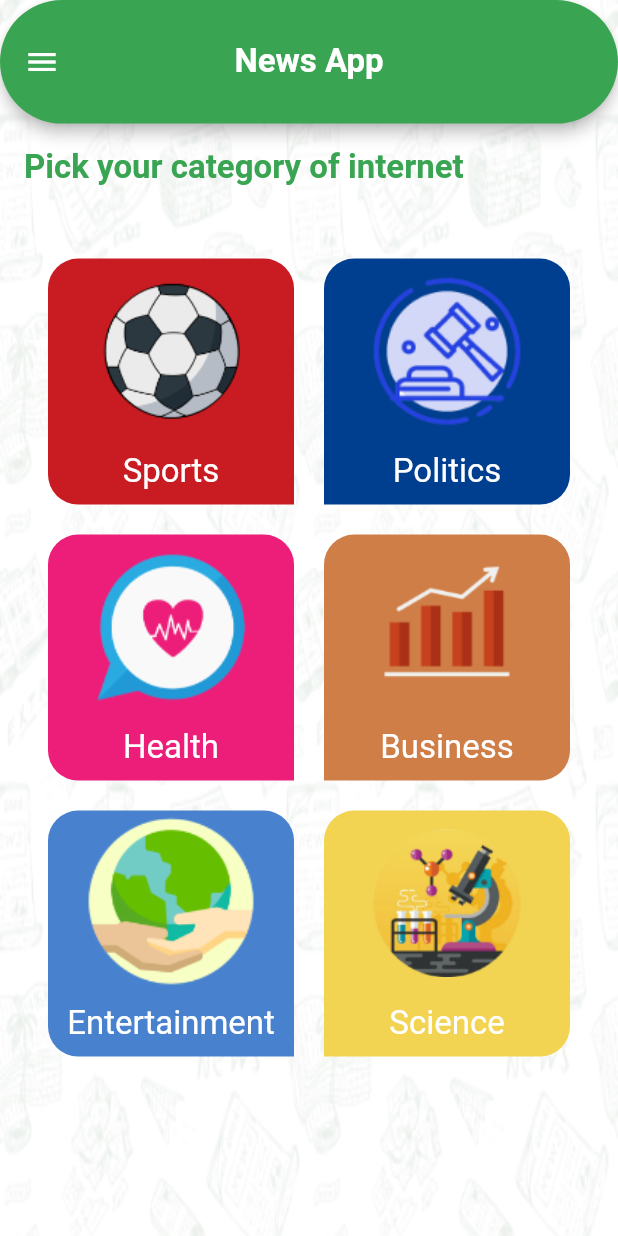
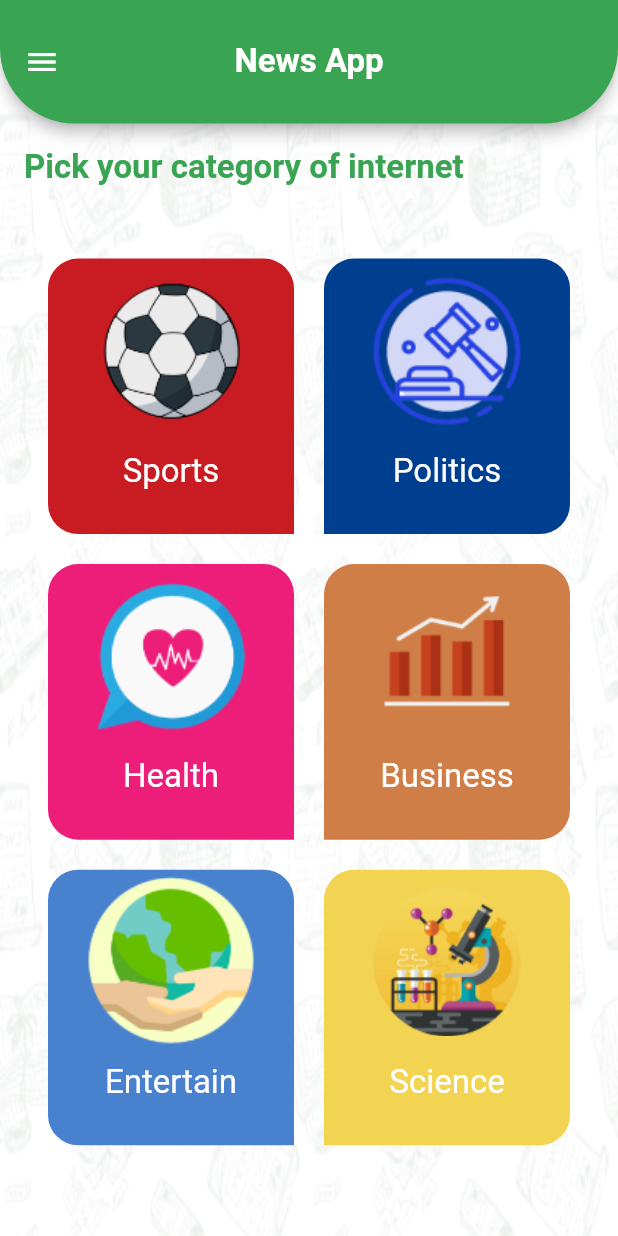
Before and after one commit to AliSamir070/World-News-App, a Flutter app: the screen it shows after launch, on a phone screen of 412 x 824 dp. Run offline on Flutter 3.47's test engine with Material 2 defaults, Android fonts, the phone set to English and light mode, and no system bars; our stand-ins replace cached_network_image, fluttertoast, timeago.

Commit message:
Design Edit Commit

```diff
--- a/lib/home_screen.dart
+++ b/lib/home_screen.dart
@@ -7,7 +7,7 @@ import 'modules/settings/settings_screen.dart';
 
 class HomeScreen extends StatelessWidget {
   static String route = "home_screen";
-  List<String> categoriesTitles = ["Sports" , "Politics" , "Health" , "Business" , "Entertainment" , "Science"];
+  List<String> categoriesTitles = ["Sports" , "Politics" , "Health" , "Business" , "Entertain" , "Science"];
   List<bool> categoriesDirections = [false , true, false , true, false , true];
   List<String> categoriesIcons = [
     "assets/images/sports.png","assets/images/Politics.png",
@@ -113,8 +113,8 @@ class HomeScreen extends StatelessWidget {
                   padding: const EdgeInsets.all(32.0),
                   child: GridView.builder(
                     gridDelegate: SliverGridDelegateWithMaxCrossAxisExtent(
-                        maxCrossAxisExtent: 200,
-                        childAspectRatio: 1/1,
+                        maxCrossAxisExtent: width*0.75,
+                        childAspectRatio: 1/1.12,
                         crossAxisSpacing: 20,
                         mainAxisSpacing: 20
                     ),
--- a/lib/shared/components/components.dart
+++ b/lib/shared/components/components.dart
@@ -135,7 +135,7 @@ class _TabListItemState extends State<TabListItem> {
     try{
       Response httpResponse = await HttpHelper.FetchSourcesArticles(widget.source.id!,page);
       ArticleResponse response = ArticleResponse.fromJson(jsonDecode(httpResponse.body));
-      if(httpResponse.statusCode>=200 && httpResponse.statusCode<300){
+      if(httpResponse.statusCode>=200 && httpResponse.statusCode<300 ){
         return response;
 
       }else{
--- a/lib/styles/AppStyle.dart
+++ b/lib/styles/AppStyle.dart
@@ -18,7 +18,7 @@ class AppStyle{
       ),
       backgroundColor: lightPrimaryColor,
       shape: RoundedRectangleBorder(
-        borderRadius: BorderRadius.circular(50)
+        borderRadius: BorderRadiusDirectional.only(bottomStart: Radius.circular(50),bottomEnd: Radius.circular(50))
       ),
       centerTitle: true,
     ),
```
Also changed, not shown: pubspec.yaml (+15 -0 lines), assets/images/logo.png (added), assets/images/logo@2x.png (added), assets/images/logo@3x.png (added), pubspec.lock, 34 other files.
